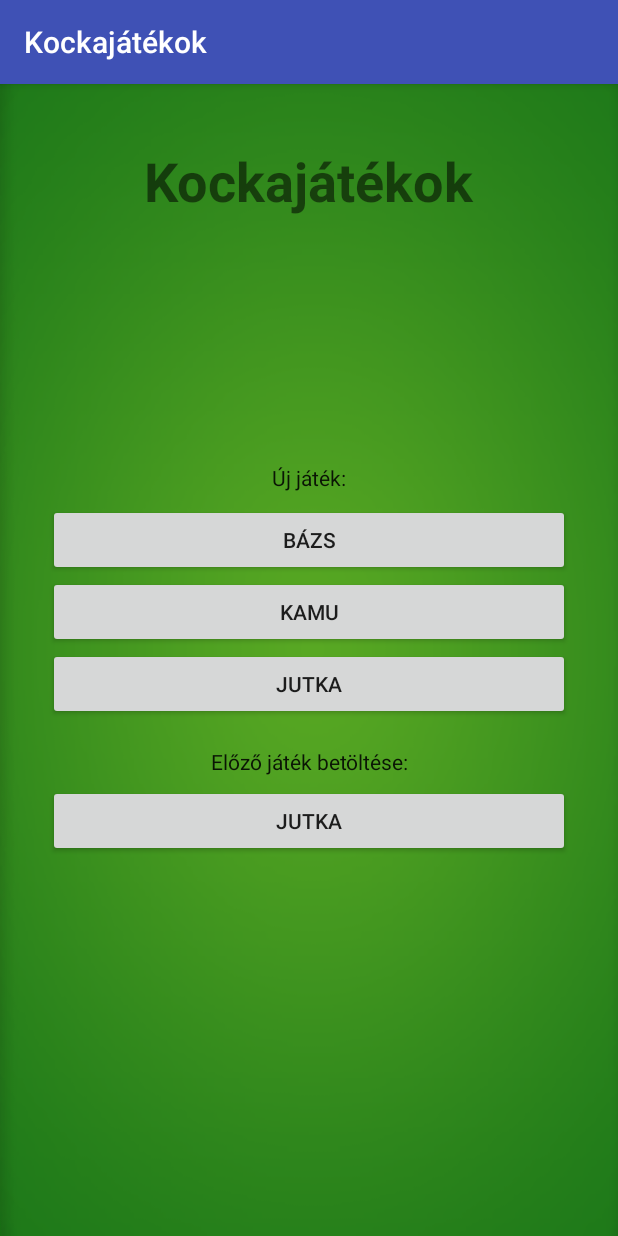
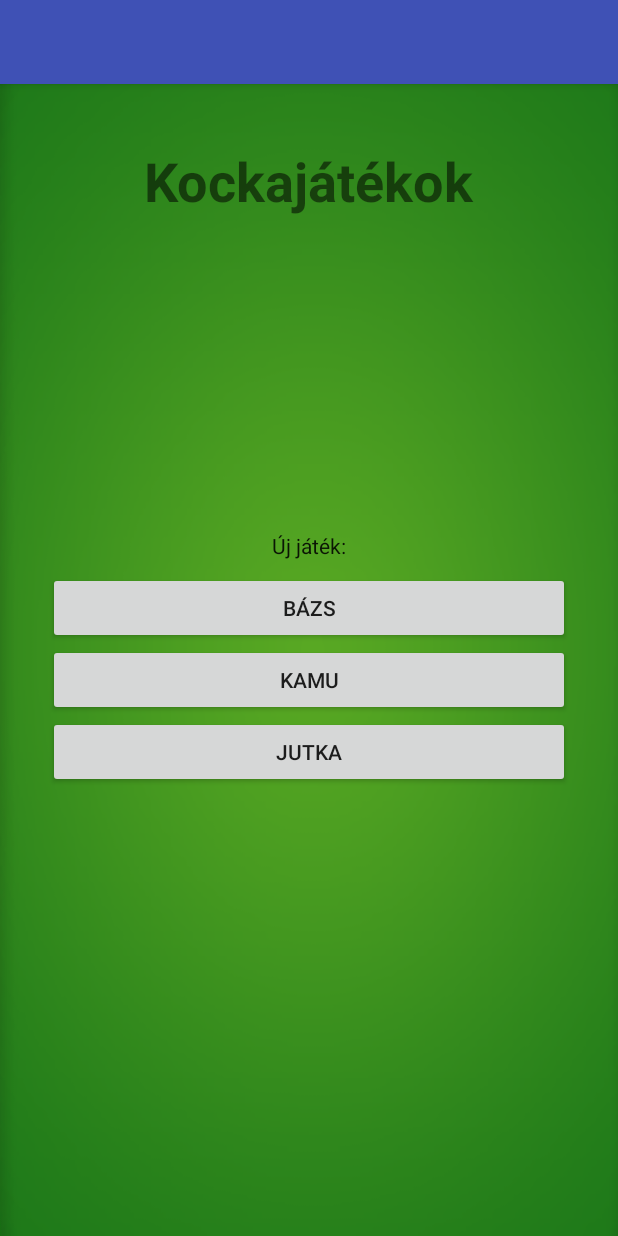
Before and after one commit to danospeti/onlab, an Android app: the screen it shows after launch (MainMenuActivity), on a phone screen of 412 x 824 dp. Run offline under Robolectric (Android 15) with nearby library versions, the phone set to English and light mode, and no system bars.

Commit message:
apró javítások

```diff
--- a/app/src/main/java/hu/danos/dicegames/BazsActivity.java
+++ b/app/src/main/java/hu/danos/dicegames/BazsActivity.java
@@ -230,7 +230,7 @@ public class BazsActivity extends AppCompatActivity {
                         {
                             player.AddPenaltyPoint();
                             //TODO ez így jó?
-                            txtPlayerPoints.setText(String.valueOf(player.getPenaltyPoints()));
+                            txtPlayerPoints.setText(String.valueOf(player.getPenaltyPoints()) + " pont");
                             gc.RemovePenaltyPoint();
                         }
                         else
@@ -331,6 +331,7 @@ public class BazsActivity extends AppCompatActivity {
         txtBotPoints_3.setText( "0 pont");
         txtPlayerPoints.setText( "0 pont");
         txtTablePoints.setText(String.valueOf(tablepoints) + " pont");
+        txtMessage.setText("");
 
         txtPlayerSays.setText("");
         txtBotSays_1.setText("");
--- a/app/src/main/java/hu/danos/dicegames/Kamu/KamuPlayer.java
+++ b/app/src/main/java/hu/danos/dicegames/Kamu/KamuPlayer.java
@@ -128,7 +128,7 @@ public class KamuPlayer {
                 outData.setRoll(gc.RollAll());
 			}
 		}
-		if (outData.isGuggolas() /*TODO és nem esett ki*/)
+		if (outData.isGuggolas())
 		{
 			outData = Turn(outData);
 		}
--- a/app/src/main/java/hu/danos/dicegames/KamuActivity.java
+++ b/app/src/main/java/hu/danos/dicegames/KamuActivity.java
@@ -188,6 +188,7 @@ public class KamuActivity extends AppCompatActivity {
         txtBotName_2.setText(players.get(2).getName());
         txtBotName_3.setText(players.get(3).getName());
         txtPlayerName.setText(player.getName());
+        txtMessage.setText("");
 
         txtBotDice_1.setText(String.valueOf(players.get(1).getDiceSize())+ " kocka");
         txtBotDice_2.setText(String.valueOf(players.get(2).getDiceSize())+ " kocka");
@@ -269,7 +270,7 @@ public class KamuActivity extends AppCompatActivity {
         protected KamuUpdate doInBackground(KamuUpdate... params) {
             if (params[0].isWait()) {
                 try {
-                    Thread.sleep(2000);
+                    Thread.sleep(4000);
                 } catch (InterruptedException e) {
                     e.printStackTrace();
                 }
--- a/app/src/main/java/hu/danos/dicegames/MainMenuActivity.java
+++ b/app/src/main/java/hu/danos/dicegames/MainMenuActivity.java
@@ -15,7 +15,7 @@ public class MainMenuActivity extends AppCompatActivity {
         final Button bazsButton = (Button)findViewById(R.id.btnBazs);
         final Button kamuButton = (Button)findViewById(R.id.btnKamu);
         final Button jutkaButton = (Button)findViewById(R.id.btnJutka);
-        final Button loadButton = (Button)findViewById(R.id.btnLoad);
+        getSupportActionBar().setTitle("");
 
         bazsButton.setOnClickListener(new View.OnClickListener() {
             @Override
@@ -43,10 +43,6 @@ public class MainMenuActivity extends AppCompatActivity {
                 startActivity(intent);
                 finish();
             }});
-        loadButton.setOnClickListener(new View.OnClickListener() {
-            @Override
-            public void onClick(final View view) {
-            }});
     }
 
 }
--- a/app/src/main/res/layout/activity_kamu.xml
+++ b/app/src/main/res/layout/activity_kamu.xml
@@ -395,7 +395,7 @@
                 <TextView
                     android:layout_width="wrap_content"
                     android:layout_height="wrap_content"
-                    android:text="Szerintem van"/>
+                    android:text="Szerintem van   "/>
                 <Spinner
                     android:layout_width="0dp"
                     android:layout_height="wrap_content"
@@ -405,7 +405,7 @@
                 <TextView
                     android:layout_width="wrap_content"
                     android:layout_height="wrap_content"
-                    android:text="db"/>
+                    android:text="db   "/>
                 <Spinner
                     android:layout_width="0dp"
                     android:layout_height="wrap_content"
--- a/app/src/main/res/layout/activity_main_menu.xml
+++ b/app/src/main/res/layout/activity_main_menu.xml
@@ -44,21 +44,7 @@
         android:layout_height="wrap_content"
         android:id="@+id/btnJutka"
         android:elevation="5dp" />
-        <TextView
-            android:layout_width="match_parent"
-            android:layout_height="wrap_content"
-            android:paddingTop="18dp"
-            android:paddingBottom="6dp"
-            android:text="Előző játék betöltése:"
-            android:gravity="center_horizontal"
-            style="@style/Base.TextAppearance.AppCompat"
-            android:id="@+id/txtLoad"/>
-        <Button
-            android:text="Jutka"
-            android:layout_width="match_parent"
-            android:layout_height="wrap_content"
-            android:id="@+id/btnLoad"
-            android:elevation="5dp" />
+
 
     </LinearLayout>
     <TextView
```
Also changed, not shown: app/src/main/java/hu/danos/dicegames/Bazs/BazsUpdate2.java (deleted, +0 -82 lines).
